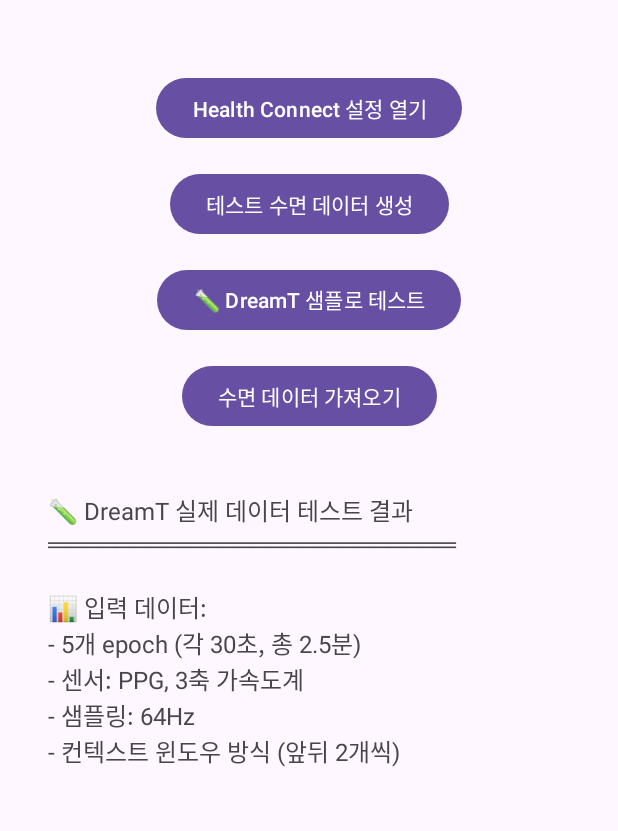
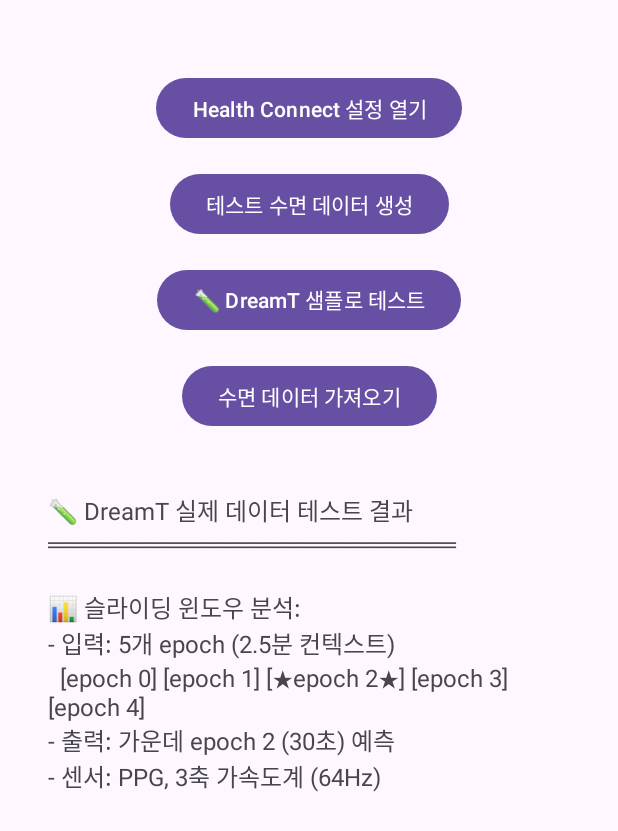
Before and after one commit to kashu0623/SleepAiTest, an Android app: the screen it shows after launch (MainActivity), after a tap on "수면 데이터 가져오기", on a phone screen of 412 x 824 dp. Shown: the top 831 px of the screen. Run offline under Robolectric (Android 15) with nearby library versions, the phone set to English and light mode, and no system bars; libraries missing offline, so code that uses them is left out: androidx.health.connect, org.pytorch; pictures from the network do not load; 13 statements that could not run were skipped; 3 other taps on this screen came first.

Commit message:
일단 결과는 하나만 출력하게

```diff
--- a/app/src/main/java/com/example/sleepaitest/MainActivity.kt
+++ b/app/src/main/java/com/example/sleepaitest/MainActivity.kt
@@ -594,24 +594,35 @@ class MainActivity : AppCompatActivity() {
                 // 인덱스 0: Wake, 1: Light, 2: Deep, 3: REM
                 val sleepStages = arrayOf("각성 상태", "얕은 수면", "깊은 수면", "REM 수면")
 
+                // 가운데 epoch만 추출 (슬라이딩 윈도우 방식)
+                val centerLogits = if (logits.size == 20) {
+                    // 5개 epoch 출력 중 가운데(epoch 2)만 사용
+                    FloatArray(4) { i -> logits[8 + i] }
+                } else {
+                    logits
+                }
+
+                Log.d(TAG, "가운데 epoch 로짓: ${centerLogits.contentToString()}")
+
                 // 결과 표시
                 withContext(Dispatchers.Main) {
                     val resultText = StringBuilder()
                     resultText.append("🧪 DreamT 실제 데이터 테스트 결과\n")
                     resultText.append("════════════════════════\n\n")
-                    resultText.append("📊 입력 데이터:\n")
-                    resultText.append("- 5개 epoch (각 30초, 총 2.5분)\n")
-                    resultText.append("- 센서: PPG, 3축 가속도계\n")
-                    resultText.append("- 샘플링: 64Hz\n")
-                    resultText.append("- 컨텍스트 윈도우 방식 (앞뒤 2개씩)\n\n")
+                    resultText.append("📊 슬라이딩 윈도우 분석:\n")
+                    resultText.append("- 입력: 5개 epoch (2.5분 컨텍스트)\n")
+                    resultText.append("  [epoch 0] [epoch 1] [★epoch 2★] [epoch 3] [epoch 4]\n")
+                    resultText.append("- 출력: 가운데 epoch 2 (30초) 예측\n")
+                    resultText.append("- 센서: PPG, 3축 가속도계 (64Hz)\n\n")
 
-                    if (logits.size == 4) {
-                        // 단일 예측 (5개 epoch의 컨텍스트를 보고 1개 예측)
-                        val probabilities = softmax(logits)
+                    if (centerLogits.size == 4) {
+                        // 가운데 epoch 예측
+                        val probabilities = softmax(centerLogits)
                         val maxIndex = probabilities.indices.maxByOrNull { probabilities[it] } ?: 0
                         val maxProbability = probabilities[maxIndex]
 
-                        resultText.append("🌙 예측된 수면 단계:\n")
+                        resultText.append("🎯 가운데 epoch (30초) 예측:\n\n")
+                        resultText.append("🌙 수면 단계:\n")
                         resultText.append("   ${sleepStages[maxIndex]}\n\n")
                         resultText.append("📊 신뢰도:\n")
                         resultText.append("   ${String.format("%.1f", maxProbability * 100)}%\n\n")
@@ -636,47 +647,17 @@ class MainActivity : AppCompatActivity() {
 
                         resultText.append("════════════════════════\n")
                         resultText.append("✅ 분석 완료!\n\n")
-                        resultText.append("💡 이 모델은 5개 epoch (2.5분)의\n")
-                        resultText.append("컨텍스트를 보고 가운데 epoch를\n")
-                        resultText.append("예측합니다 (77% 정확도)")
-
-                    } else if (logits.size == 20) {
-                        // 5개 epoch 각각 예측 (만약을 위한 코드)
-                        for (epoch in 0 until 5) {
-                            val epochLogits = FloatArray(4) { i ->
-                                logits[epoch * 4 + i]
-                            }
-
-                            val probabilities = softmax(epochLogits)
-                            val maxIndex = probabilities.indices.maxByOrNull { probabilities[it] } ?: 0
-
-                            resultText.append("━━━ Epoch ${epoch + 1} (30초) ━━━\n")
-                            resultText.append("🌙 예측: ${sleepStages[maxIndex]}\n")
-                            resultText.append("📊 신뢰도: ${String.format("%.1f", probabilities[maxIndex] * 100)}%\n\n")
-
-                            for (i in probabilities.indices) {
-                                val emoji = when(i) {
-                                    0 -> "👀" // 각성
-                                    1 -> "😌" // 얕은 수면
-                                    2 -> "😴" // 깊은 수면
-                                    3 -> "💭" // REM
-                                    else -> "•"
-                                }
-                                resultText.append("  $emoji ${sleepStages[i]}: ${String.format("%.1f", probabilities[i] * 100)}%\n")
-                            }
-                            resultText.append("\n")
-                        }
-
-                        resultText.append("════════════════════════\n")
-                        resultText.append("✅ 5개 epoch 분석 완료!")
+                        resultText.append("💡 슬라이딩 윈도우 방식:\n")
+                        resultText.append("   앞뒤 2개 epoch의 컨텍스트를 활용해\n")
+                        resultText.append("   가운데 1개 epoch (30초)만 예측합니다.\n")
+                        resultText.append("   (77% 정확도 챔피언 모델)")
 
                     } else {
                         // 예상치 못한 출력 형식
                         resultText.append("⚠️ 예상치 못한 출력 크기\n")
                         resultText.append("출력: ${logits.size}개 값\n")
-                        resultText.append("예상: 4개 (1 예측 × 4 classes)\n")
-                        resultText.append("또는: 20개 (5 epochs × 4 classes)\n\n")
-                        resultText.append("로짓 값:\n")
+                        resultText.append("예상: 20개 (5 epochs × 4 classes)\n\n")
+                        resultText.append("전체 로짓 값:\n")
                         logits.forEachIndexed { index, value ->
                             resultText.append("[$index]: ${String.format("%.4f", value)}\n")
                         }
```
